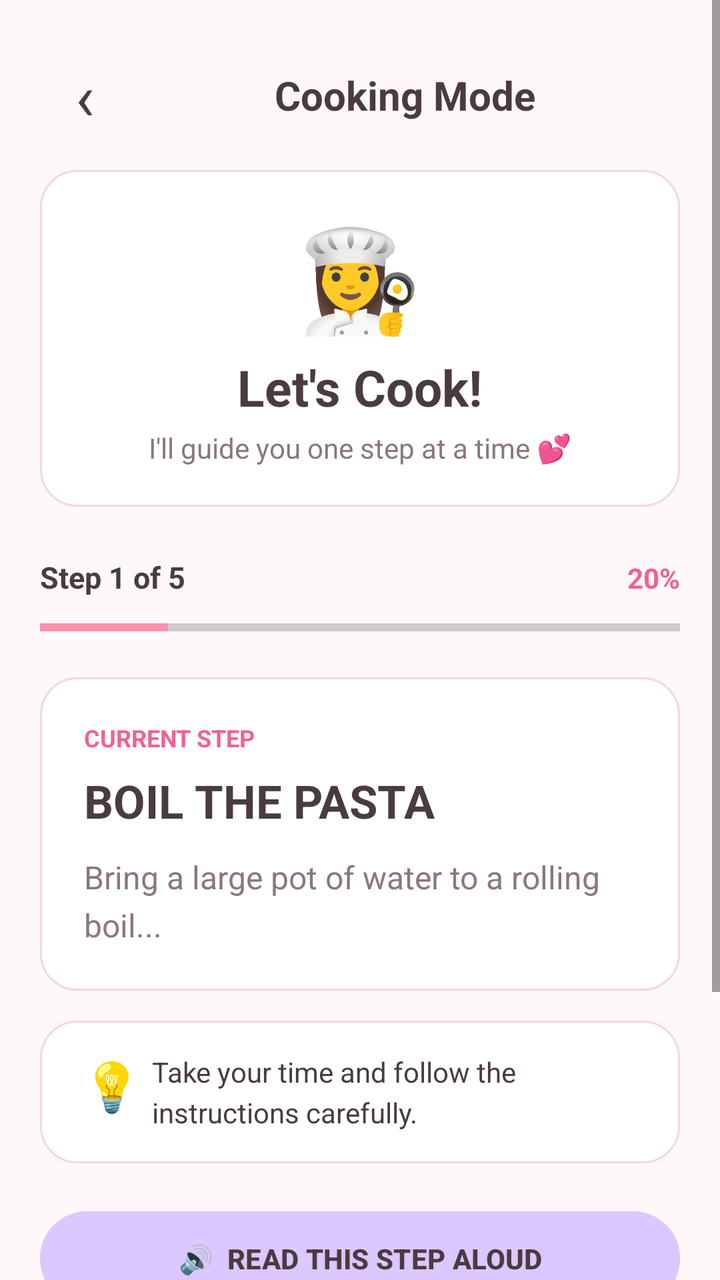
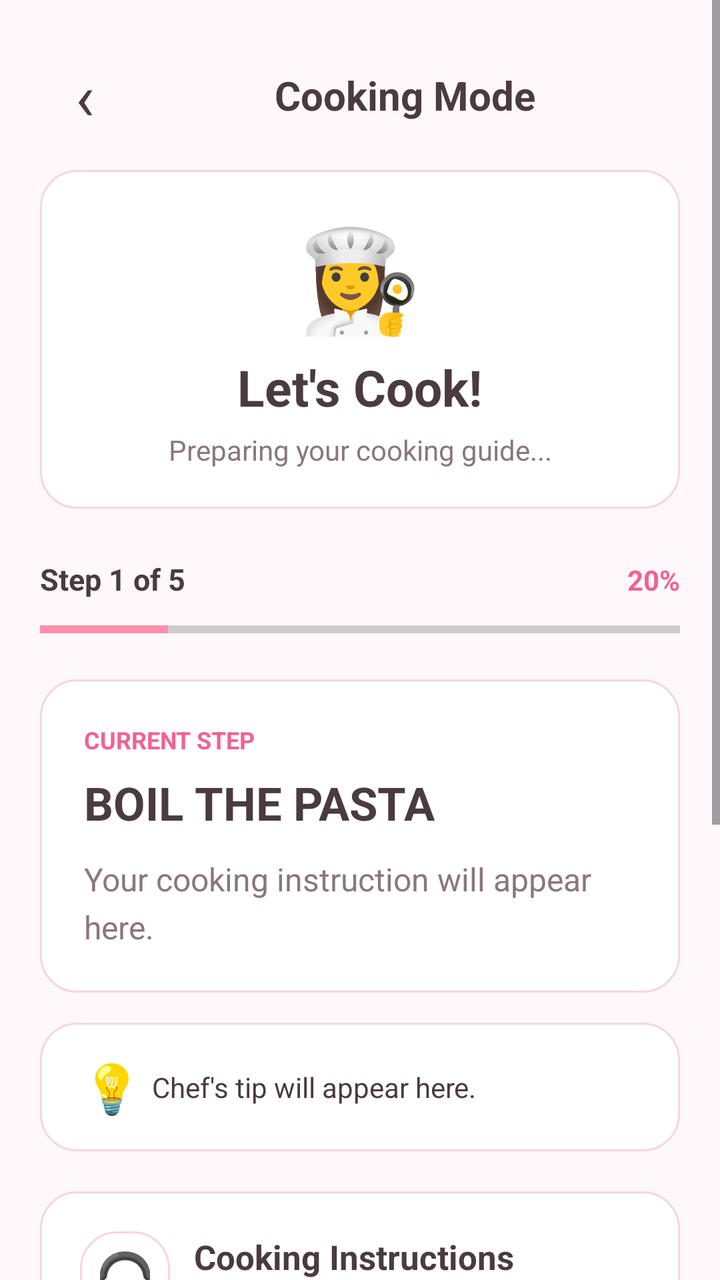

Two renders of the same Android screen: before a commit and after it. Below are the layout's source before the change and the commit's diff.
<!-- AndroidManifest.xml: application theme Theme.SmartKitchen -->
<!-- res/layout/activity_cooking_mode.xml -->
<?xml version="1.0" encoding="utf-8"?>
<ScrollView
    xmlns:android="http://schemas.android.com/apk/res/android"
    android:layout_width="match_parent"
    android:layout_height="match_parent"
    android:background="@color/background"
    android:fillViewport="true">

    <LinearLayout
        android:layout_width="match_parent"
        android:layout_height="wrap_content"
        android:orientation="vertical"
        android:padding="20dp">


        
        
        

        <LinearLayout
            android:layout_width="match_parent"
            android:layout_height="55dp"
            android:orientation="horizontal"
            android:gravity="center_vertical">

            <TextView
                android:id="@+id/btnCookingBack"
                android:layout_width="45dp"
                android:layout_height="45dp"
                android:text="‹"
                android:textSize="32sp"
                android:textColor="@color/text_primary"
                android:gravity="center"
                android:clickable="true"
                android:focusable="true"/>

            <TextView
                android:id="@+id/txtCookingRecipeName"
                android:layout_width="0dp"
                android:layout_height="wrap_content"
                android:layout_weight="1"
                android:text="Cooking Mode"
                android:textSize="20sp"
                android:textStyle="bold"
                android:textColor="@color/text_primary"
                android:gravity="center"/>

        </LinearLayout>


        
        
        

        <LinearLayout
            android:layout_width="match_parent"
            android:layout_height="wrap_content"
            android:orientation="vertical"
            android:gravity="center"
            android:padding="20dp"
            android:background="@drawable/rounded_edittext"
            android:layout_marginTop="10dp">

            <TextView
                android:layout_width="wrap_content"
                android:layout_height="wrap_content"
                android:text="👩‍🍳"
                android:textSize="50sp"/>

            <TextView
                android:layout_width="wrap_content"
                android:layout_height="wrap_content"
                android:text="Let's Cook!"
                android:textSize="25sp"
                android:textStyle="bold"
                android:textColor="@color/text_primary"
                android:layout_marginTop="5dp"/>

            <TextView
                android:layout_width="wrap_content"
                android:layout_height="wrap_content"
                android:text="I'll guide you one step at a time 💕"
                android:textSize="14sp"
                android:textColor="@color/text_secondary"
                android:layout_marginTop="4dp"/>

        </LinearLayout>


        
        
        

        <LinearLayout
            android:layout_width="match_parent"
            android:layout_height="wrap_content"
            android:orientation="vertical"
            android:layout_marginTop="25dp">

            <LinearLayout
                android:layout_width="match_parent"
                android:layout_height="wrap_content"
                android:orientation="horizontal">

                <TextView
                    android:id="@+id/txtStepNumber"
                    android:layout_width="0dp"
                    android:layout_height="wrap_content"
                    android:layout_weight="1"
                    android:text="Step 1 of 5"
                    android:textSize="15sp"
                    android:textStyle="bold"
                    android:textColor="@color/text_primary"/>

                <TextView
                    android:id="@+id/txtProgressPercent"
                    android:layout_width="wrap_content"
                    android:layout_height="wrap_content"
                    android:text="20%"
                    android:textSize="14sp"
                    android:textStyle="bold"
                    android:textColor="@color/primary_dark"/>

            </LinearLayout>


            <ProgressBar
                android:id="@+id/cookingProgress"
                style="?android:attr/progressBarStyleHorizontal"
                android:layout_width="match_parent"
                android:layout_height="10dp"
                android:max="5"
                android:progress="1"
                android:progressTint="@color/primary"
                android:layout_marginTop="10dp"/>

        </LinearLayout>


        
        
        

        <LinearLayout
            android:layout_width="match_parent"
            android:layout_height="wrap_content"
            android:orientation="vertical"
            android:padding="22dp"
            android:background="@drawable/rounded_edittext"
            android:layout_marginTop="20dp">

            <TextView
                android:layout_width="wrap_content"
                android:layout_height="wrap_content"
                android:text="CURRENT STEP"
                android:textSize="12sp"
                android:textStyle="bold"
                android:textColor="@color/primary_dark"/>

            <TextView
                android:id="@+id/txtCookingStepTitle"
                android:layout_width="match_parent"
                android:layout_height="wrap_content"
                android:text="BOIL THE PASTA"
                android:textSize="23sp"
                android:textStyle="bold"
                android:textColor="@color/text_primary"
                android:layout_marginTop="8dp"/>

            <TextView
                android:id="@+id/txtCookingStepDescription"
                android:layout_width="match_parent"
                android:layout_height="wrap_content"
                android:text="Bring a large pot of water to a rolling boil..."
                android:textSize="16sp"
                android:textColor="@color/text_secondary"
                android:lineSpacingExtra="5dp"
                android:layout_marginTop="12dp"/>

        </LinearLayout>


        
        
        

        <LinearLayout
            android:layout_width="match_parent"
            android:layout_height="wrap_content"
            android:orientation="horizontal"
            android:padding="16dp"
            android:background="@drawable/rounded_edittext"
            android:layout_marginTop="15dp">

            <TextView
                android:layout_width="40dp"
                android:layout_height="wrap_content"
                android:text="💡"
                android:textSize="24sp"
                android:gravity="center"/>

            <TextView
                android:id="@+id/txtCookingTip"
                android:layout_width="0dp"
                android:layout_height="wrap_content"
                android:layout_weight="1"
                android:text="Take your time and follow the instructions carefully."
                android:textSize="14sp"
                android:textColor="@color/text_primary"
                android:lineSpacingExtra="4dp"
                android:layout_gravity="center_vertical"/>

        </LinearLayout>


        
        
        

        <Button
            android:id="@+id/btnReadAloud"
            android:layout_width="match_parent"
            android:layout_height="55dp"
            android:text="🔊  READ THIS STEP ALOUD"
            android:textSize="14sp"
            android:textStyle="bold"
            android:textColor="@color/text_primary"
            android:backgroundTint="@color/lavender"
            android:layout_marginTop="20dp"/>


        
        
        

        <Button
            android:id="@+id/btnNextStep"
            android:layout_width="match_parent"
            android:layout_height="60dp"
            android:text="✓  I'M DONE — NEXT STEP"
            android:textSize="16sp"
            android:textStyle="bold"
            android:textColor="@color/white"
            android:backgroundTint="@color/primary"
            android:layout_marginTop="12dp"/>


        
        
        

        <TextView
            android:id="@+id/txtExitCooking"
            android:layout_width="wrap_content"
            android:layout_height="45dp"
            android:text="Exit Cooking Mode"
            android:textSize="14sp"
            android:textColor="@color/text_secondary"
            android:gravity="center"
            android:layout_gravity="center"
            android:paddingStart="15dp"
            android:paddingEnd="15dp"
            android:layout_marginTop="12dp"
            android:layout_marginBottom="20dp"
            android:clickable="true"
            android:focusable="true"/>

    </LinearLayout>

</ScrollView>
<!-- resources referenced by this layout -->
<resources>
  <color name="background">#FFF8FA</color>
  <color name="lavender">#DCC7FF</color>
  <color name="primary">#FF8FAB</color>
  <color name="primary_dark">#F06292</color>
  <color name="text_primary">#4A3B40</color>
  <color name="text_secondary">#8A777D</color>
  <color name="white">#FFFFFF</color>
  <!-- drawable rounded_edittext (drawable) -->
  <?xml version="1.0" encoding="utf-8"?>
  <shape xmlns:android="http://schemas.android.com/apk/res/android"
      android:shape="rectangle">
  
      <solid
          android:color="@color/white"/>
  
      <corners
          android:radius="18dp"/>
  
      <stroke
          android:width="1dp"
          android:color="#F5D6DE"/>
  
      <padding
          android:left="10dp"
          android:right="10dp"
          android:top="5dp"
          android:bottom="5dp"/>
  
  </shape>
  <style name="Theme.SmartKitchen" parent="Base.Theme.SmartKitchen" />
  <style name="Base.Theme.SmartKitchen" parent="Theme.Material3.DayNight.NoActionBar">
          
          
      </style>
</resources>

<!-- the commit's change to res/layout/activity_cooking_mode.xml (unified diff, before → after) -->
@@ -12,11 +12,6 @@
         android:orientation="vertical"
         android:padding="20dp">
 
-
-        
-        
-        
-
         <LinearLayout
             android:layout_width="match_parent"
             android:layout_height="55dp"
@@ -44,13 +39,7 @@
                 android:textStyle="bold"
                 android:textColor="@color/text_primary"
                 android:gravity="center"/>
-
-        </LinearLayout>
-
-
-        
-        
-        
+        </LinearLayout>
 
         <LinearLayout
             android:layout_width="match_parent"
@@ -77,19 +66,15 @@
                 android:layout_marginTop="5dp"/>
 
             <TextView
+                android:id="@+id/txtAudioStatus"
                 android:layout_width="wrap_content"
                 android:layout_height="wrap_content"
-                android:text="I'll guide you one step at a time 💕"
+                android:text="Preparing your cooking guide..."
                 android:textSize="14sp"
                 android:textColor="@color/text_secondary"
-                android:layout_marginTop="4dp"/>
-
-        </LinearLayout>
-
-
-        
-        
-        
+                android:layout_marginTop="5dp"
+                android:gravity="center"/>
+        </LinearLayout>
 
         <LinearLayout
             android:layout_width="match_parent"
@@ -120,9 +105,7 @@
                     android:textSize="14sp"
                     android:textStyle="bold"
                     android:textColor="@color/primary_dark"/>
-
             </LinearLayout>
-
 
             <ProgressBar
                 android:id="@+id/cookingProgress"
@@ -133,13 +116,7 @@
                 android:progress="1"
                 android:progressTint="@color/primary"
                 android:layout_marginTop="10dp"/>
-
-        </LinearLayout>
-
-
-        
-        
-        
+        </LinearLayout>
 
         <LinearLayout
             android:layout_width="match_parent"
@@ -171,18 +148,12 @@
                 android:id="@+id/txtCookingStepDescription"
                 android:layout_width="match_parent"
                 android:layout_height="wrap_content"
-                android:text="Bring a large pot of water to a rolling boil..."
+                android:text="Your cooking instruction will appear here."
                 android:textSize="16sp"
                 android:textColor="@color/text_secondary"
                 android:lineSpacingExtra="5dp"
                 android:layout_marginTop="12dp"/>
-
-        </LinearLayout>
-
-
-        
-        
-        
+        </LinearLayout>
 
         <LinearLayout
             android:layout_width="match_parent"
@@ -204,34 +175,141 @@
                 android:layout_width="0dp"
                 android:layout_height="wrap_content"
                 android:layout_weight="1"
-                android:text="Take your time and follow the instructions carefully."
+                android:text="Chef's tip will appear here."
                 android:textSize="14sp"
                 android:textColor="@color/text_primary"
                 android:lineSpacingExtra="4dp"
                 android:layout_gravity="center_vertical"/>
-
-        </LinearLayout>
-
-
-        
-        
-        
-
-        <Button
-            android:id="@+id/btnReadAloud"
-            android:layout_width="match_parent"
-            android:layout_height="55dp"
-            android:text="🔊  READ THIS STEP ALOUD"
-            android:textSize="14sp"
-            android:textStyle="bold"
-            android:textColor="@color/text_primary"
-            android:backgroundTint="@color/lavender"
-            android:layout_marginTop="20dp"/>
-
-
-        
-        
-        
+        </LinearLayout>
+
+        <LinearLayout
+            android:id="@+id/audioPlayerCard"
+            android:layout_width="match_parent"
+            android:layout_height="wrap_content"
+            android:orientation="vertical"
+            android:padding="20dp"
+            android:background="@drawable/rounded_edittext"
+            android:layout_marginTop="20dp">
+
+            <LinearLayout
+                android:layout_width="match_parent"
+                android:layout_height="wrap_content"
+                android:orientation="horizontal"
+                android:gravity="center_vertical">
+
+                <TextView
+                    android:layout_width="45dp"
+                    android:layout_height="45dp"
+                    android:text="🎧"
+                    android:textSize="25sp"
+                    android:gravity="center"
+                    android:background="@drawable/rounded_edittext"/>
+
+                <LinearLayout
+                    android:layout_width="0dp"
+                    android:layout_height="wrap_content"
+                    android:layout_weight="1"
+                    android:orientation="vertical"
+                    android:layout_marginStart="12dp">
+
+                    <TextView
+                        android:layout_width="wrap_content"
+                        android:layout_height="wrap_content"
+                        android:text="Cooking Instructions"
+                        android:textSize="17sp"
+                        android:textStyle="bold"
+                        android:textColor="@color/text_primary"/>
+
+                    <TextView
+                        android:id="@+id/txtAudioExpiry"
+                        android:layout_width="wrap_content"
+                        android:layout_height="wrap_content"
+                        android:text="Audio available for 24 hours"
+                        android:textSize="12sp"
+                        android:textColor="@color/text_secondary"
+                        android:layout_marginTop="3dp"/>
+                </LinearLayout>
+            </LinearLayout>
+
+            <SeekBar
+                android:id="@+id/audioSeekBar"
+                android:layout_width="match_parent"
+                android:layout_height="wrap_content"
+                android:layout_marginTop="15dp"
+                android:progressTint="@color/primary"
+                android:thumbTint="@color/primary"/>
+
+            <LinearLayout
+                android:layout_width="match_parent"
+                android:layout_height="wrap_content"
+                android:orientation="horizontal">
+
+                <TextView
+                    android:id="@+id/txtAudioCurrentTime"
+                    android:layout_width="0dp"
+                    android:layout_height="wrap_content"
+                    android:layout_weight="1"
+                    android:text="0:00"
+                    android:textSize="12sp"
+                    android:textColor="@color/text_secondary"/>
+
+                <TextView
+                    android:id="@+id/txtAudioTotalTime"
+                    android:layout_width="wrap_content"
+                    android:layout_height="wrap_content"
+                    android:text="0:00"
+                    android:textSize="12sp"
+                    android:textColor="@color/text_secondary"/>
+            </LinearLayout>
+
+            <LinearLayout
+                android:layout_width="match_parent"
+                android:layout_height="65dp"
+                android:orientation="horizontal"
+                android:gravity="center"
+                android:layout_marginTop="8dp">
+
+                <Button
+                    android:id="@+id/btnRestartAudio"
+                    android:layout_width="55dp"
+                    android:layout_height="50dp"
+                    android:text="↻"
+                    android:textSize="25sp"
+                    android:textColor="@color/text_primary"
+                    android:backgroundTint="@color/lavender"/>
+
+                <Button
+                    android:id="@+id/btnPlayPauseAudio"
+                    android:layout_width="75dp"
+                    android:layout_height="55dp"
+                    android:text="▶"
+                    android:textSize="24sp"
+                    android:textColor="@color/white"
+                    android:backgroundTint="@color/primary"
+                    android:layout_marginStart="15dp"
+                    android:layout_marginEnd="15dp"/>
+
+                <Button
+                    android:id="@+id/btnPlaybackSpeed"
+                    android:layout_width="75dp"
+                    android:layout_height="50dp"
+                    android:text="1.0×"
+                    android:textSize="14sp"
+                    android:textStyle="bold"
+                    android:textColor="@color/text_primary"
+                    android:backgroundTint="@color/mint"/>
+            </LinearLayout>
+
+            <TextView
+                android:id="@+id/txtSpeedInfo"
+                android:layout_width="match_parent"
+                android:layout_height="wrap_content"
+                android:text="Playback speed: 1.0×"
+                android:textSize="12sp"
+                android:textColor="@color/text_secondary"
+                android:gravity="center"
+                android:layout_marginTop="2dp"/>
+        </LinearLayout>
 
         <Button
             android:id="@+id/btnNextStep"
@@ -242,12 +320,7 @@
             android:textStyle="bold"
             android:textColor="@color/white"
             android:backgroundTint="@color/primary"
-            android:layout_marginTop="12dp"/>
-
-
-        
-        
-        
+            android:layout_marginTop="15dp"/>
 
         <TextView
             android:id="@+id/txtExitCooking"
@@ -264,7 +337,5 @@
             android:layout_marginBottom="20dp"
             android:clickable="true"
             android:focusable="true"/>
-
     </LinearLayout>
-
 </ScrollView>
<!-- resource entries referenced after the edit -->
@@ -2,6 +2,7 @@
 <resources>
   <color name="background">#FFF8FA</color>
   <color name="lavender">#DCC7FF</color>
+  <color name="mint">#C8F2E3</color>
   <color name="primary">#FF8FAB</color>
   <color name="primary_dark">#F06292</color>
   <color name="text_primary">#4A3B40</color>
